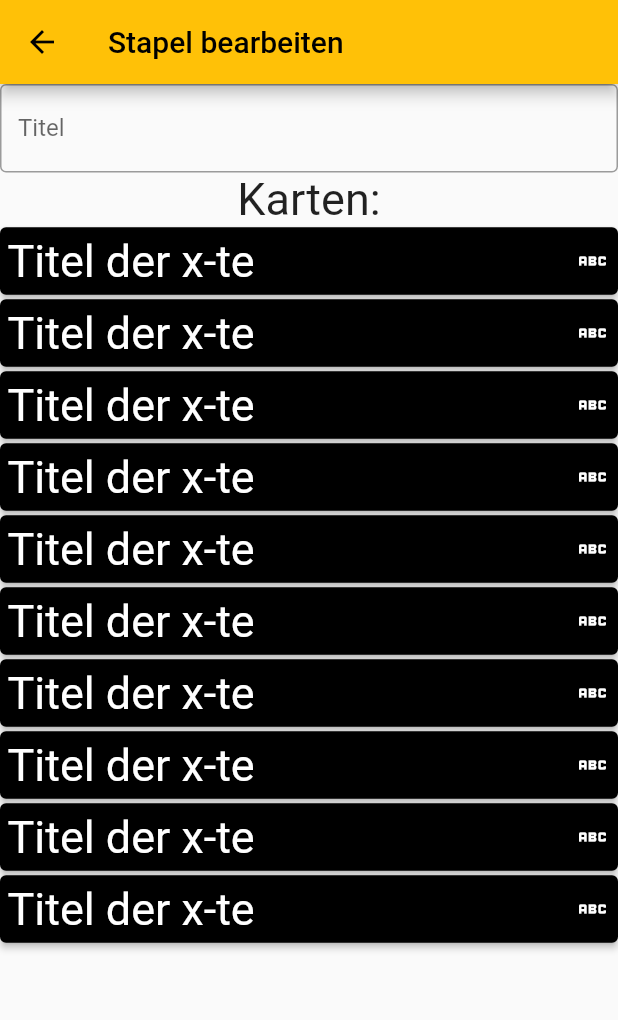
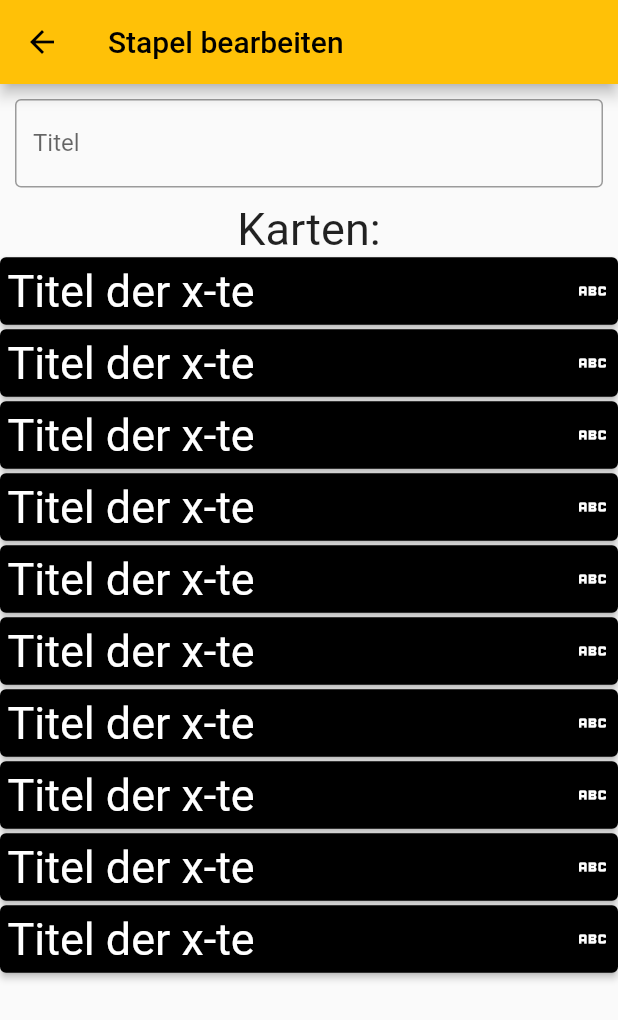
Before and after one commit to BogyMitutoyoCTL/BOGY-App-2022-10, a Flutter app: the EditDeck screen opened directly, on a phone screen of 412 x 824 dp. Shown: the top 1020 px of the screen. Run offline on Flutter 3.47's test engine with Material 2 defaults, Android fonts, the phone set to English and light mode, and no system bars; our stand-ins replace image_picker.

Commit message:
designt Textfield in EditDeck

```diff
--- a/Source/lib/EditDeck.dart
+++ b/Source/lib/EditDeck.dart
@@ -20,12 +20,15 @@ class _EditDeckState extends State<EditDeck> {
       ),
       body: Column(
         children: [
-          TextField(
-            decoration: const InputDecoration(
-              border: OutlineInputBorder(),
-              labelText: "Titel",
+          Padding(
+            padding: const EdgeInsets.all(10.0),
+            child: TextField(
+              decoration: const InputDecoration(
+                border: OutlineInputBorder(),
+                labelText: "Titel",
+              ),
+              controller: _titleControll,
             ),
-            controller: _titleControll,
           ),
           const Text(
             "Karten:",
```
